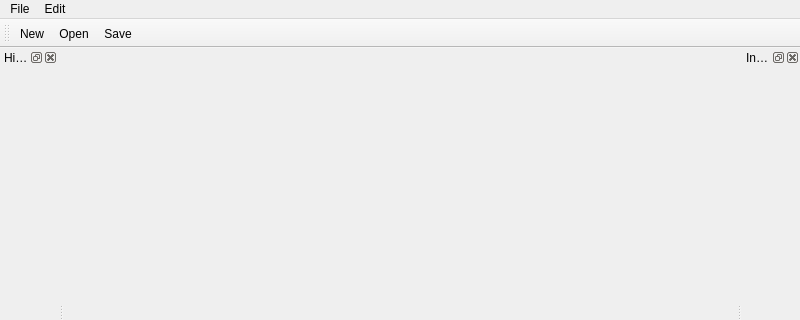
First picture: the form in QTDelivery1/ZurullitoPaint/mainwindow.ui, repository MarcFly/AdvancedGraphicsProgramming, before the edit; both pictures show x 0 to 800 and y 0 to 320 of the 800 by 600 pixel window.
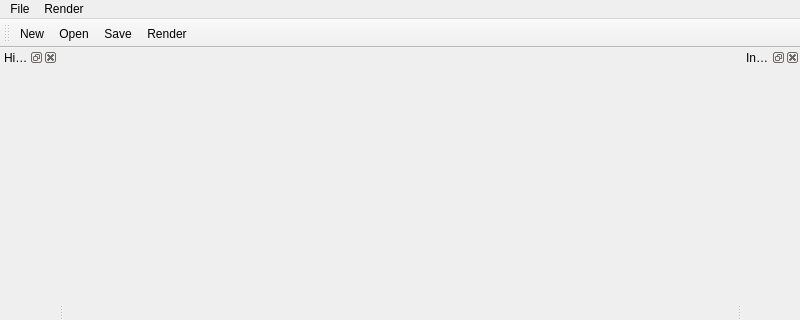
Second picture: the form after the edit. Icons and pictures are not drawn.

Commit message:
Render To Image Working + Mouse Movement basic
Mosue Picking is not good, not really adapting to the change in scale or rotation]

Things I want to add:
- Gradients?
- Other shapes (splines,... look at draw functions in painter documentation)
- Inspector Control for each Shape (line does not show fill for example)

```diff
--- a/QTDelivery1/ZurullitoPaint/mainwindow.ui
+++ b/QTDelivery1/ZurullitoPaint/mainwindow.ui
@@ -33,7 +33,7 @@
    </widget>
    <widget class="QMenu" name="menuEdit">
     <property name="title">
-     <string>Edit</string>
+     <string>Render</string>
     </property>
    </widget>
    <addaction name="menuFile"/>
@@ -71,6 +71,7 @@
    <addaction name="actionNew"/>
    <addaction name="actionOpen"/>
    <addaction name="actionSave"/>
+   <addaction name="actionRender"/>
   </widget>
   <action name="actionNew">
    <property name="icon">
@@ -99,6 +100,18 @@
     <string>Save</string>
    </property>
   </action>
+  <action name="actionRender">
+   <property name="icon">
+    <iconset resource="../ShapePainterApp/icons/Icons.qrc">
+     <normaloff>:/icons/Picture.png</normaloff>:/icons/Picture.png</iconset>
+   </property>
+   <property name="text">
+    <string>Render</string>
+   </property>
+   <property name="toolTip">
+    <string>Render to Image File</string>
+   </property>
+  </action>
  </widget>
  <resources>
   <include location="../ShapePainterApp/icons/Icons.qrc"/>
```
Left out of the diff: 1 changed line with no effect on the pictures. The commit also changes 8 other files.
